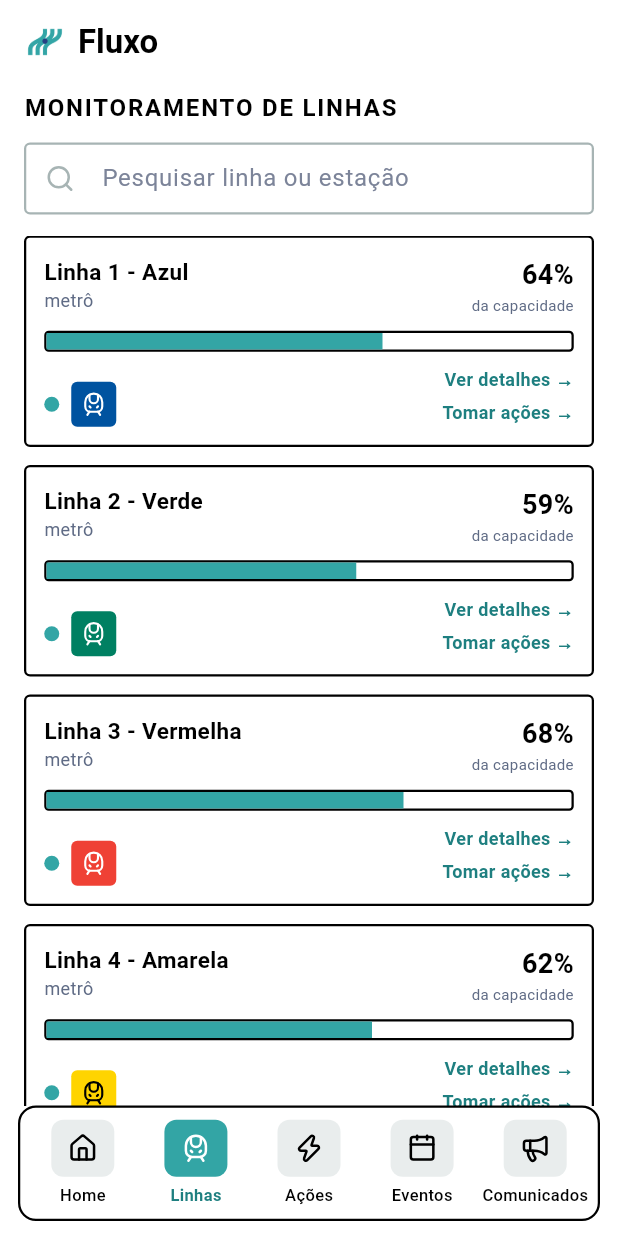
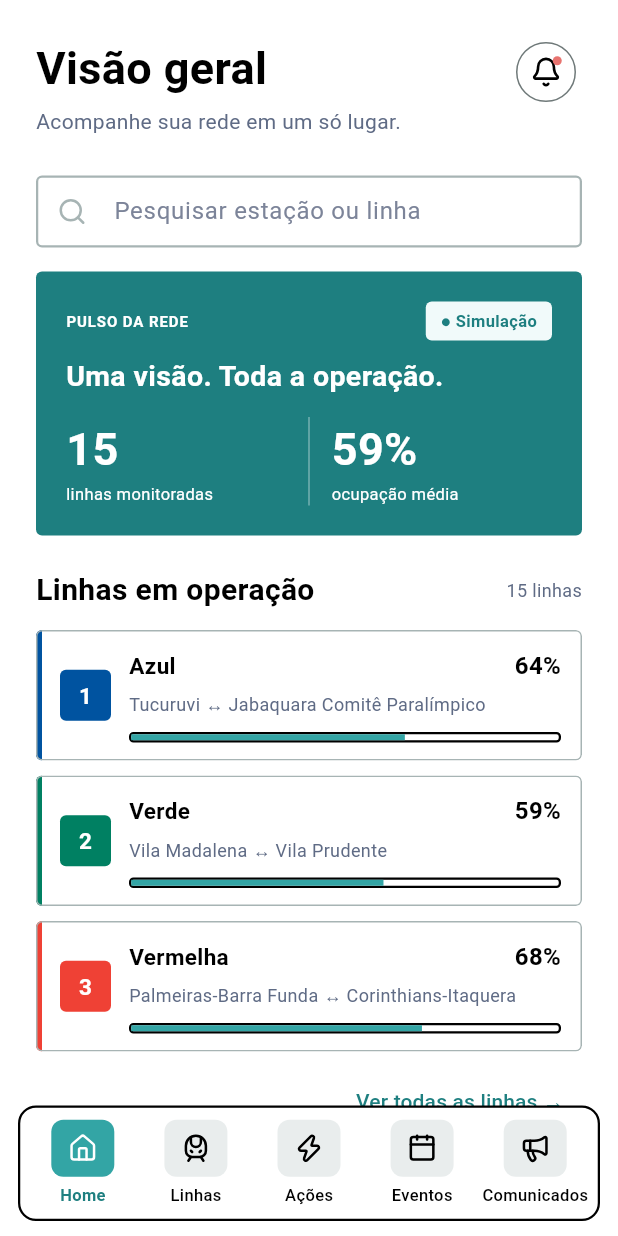
Before and after one commit to pgmoraesdev/FLUXO_GLOBAL_SOLUTION_2026_2, a Flutter app: the screen it shows after launch, on a phone screen of 412 x 824 dp. Run offline on Flutter 3.47's test engine with Material 3 defaults, Android fonts, the phone set to English and light mode, and no system bars; our stand-ins replace lucide_flutter, material_ui.

Commit message:
feat: adiciona home com resumo da rede e atalhos integrados

```diff
--- a/lib/main.dart
+++ b/lib/main.dart
@@ -1,5 +1,6 @@
 import 'package:material_ui/material_ui.dart';
-import 'screens/lines_screen.dart';
+
+import 'screens/home_screen.dart';
 
 void main() {
   runApp(const MyApp());
@@ -8,116 +9,14 @@ void main() {
 class MyApp extends StatelessWidget {
   const MyApp({super.key});
 
-  // This widget is the root of your application.
   @override
   Widget build(BuildContext context) {
     return MaterialApp(
       title: 'Fluxo',
       theme: ThemeData(
-        // This is the theme of your application.
-        //
-        // TRY THIS: Try running your application with "flutter run". You'll see
-        // the application has a purple toolbar. Then, without quitting the app,
-        // try changing the seedColor in the colorScheme below to Colors.green
-        // and then invoke "hot reload" (save your changes or press the "hot
-        // reload" button in a Flutter-supported IDE, or press "r" if you used
-        // the command line to start the app).
-        //
-        // Notice that the counter didn't reset back to zero; the application
-        // state is not lost during the reload. To reset the state, use hot
-        // restart instead.
-        //
-        // This works for code too, not just values: Most code changes can be
-        // tested with just a hot reload.
-        colorScheme: ColorScheme.fromSeed(seedColor: Colors.deepPurple),
+        colorScheme: ColorScheme.fromSeed(seedColor: const Color(0xFF33A5A5)),
       ),
-      home: const LinesScreen(),
+      home: const HomeScreen(),
     );
   }
 }
-
-class MyHomePage extends StatefulWidget {
-  const MyHomePage({super.key, required this.title});
-
-  // This widget is the home page of your application. It is stateful, meaning
-  // that it has a State object (defined below) that contains fields that affect
-  // how it looks.
-
-  // This class is the configuration for the state. It holds the values (in this
-  // case the title) provided by the parent (in this case the App widget) and
-  // used by the build method of the State. Fields in a Widget subclass are
-  // always marked "final".
-
-  final String title;
-
-  @override
-  State<MyHomePage> createState() => _MyHomePageState();
-}
-
-class _MyHomePageState extends State<MyHomePage> {
-  int _counter = 0;
-
-  void _incrementCounter() {
-    setState(() {
-      // This call to setState tells the Flutter framework that something has
-      // changed in this State, which causes it to rerun the build method below
-      // so that the display can reflect the updated values. If we changed
-      // _counter without calling setState(), then the build method would not be
-      // called again, and so nothing would appear to happen.
-      _counter++;
-    });
-  }
-
-  @override
-  Widget build(BuildContext context) {
-    // This method is rerun every time setState is called, for instance as done
-    // by the _incrementCounter method above.
-    //
-    // The Flutter framework has been optimized to make rerunning build methods
-    // fast, so that you can just rebuild anything that needs updating rather
-    // than having to individually change instances of widgets.
-    return Scaffold(
-      appBar: AppBar(
-        // TRY THIS: Try changing the color here to a specific color (to
-        // Colors.amber, perhaps?) and trigger a hot reload to see the AppBar
-        // change color while the other colors stay the same.
-        backgroundColor: Theme.of(context).colorScheme.inversePrimary,
-        // Here we take the value from the MyHomePage object that was created by
-        // the App.build method, and use it to set our appbar title.
-        title: Text(widget.title),
-      ),
-      body: Center(
-        // Center is a layout widget. It takes a single child and positions it
-        // in the middle of the parent.
-        child: Column(
-          // Column is also a layout widget. It takes a list of children and
-          // arranges them vertically. By default, it sizes itself to fit its
-          // children horizontally, and tries to be as tall as its parent.
-          //
-          // Column has various properties to control how it sizes itself and
-          // how it positions its children. Here we use mainAxisAlignment to
-          // center the children vertically; the main axis here is the vertical
-          // axis because Columns are vertical (the cross axis would be
-          // horizontal).
-          //
-          // TRY THIS: Invoke "debug painting" (choose the "Toggle Debug Paint"
-          // action in the IDE, or press "p" in the console), to see the
-          // wireframe for each widget.
-          mainAxisAlignment: MainAxisAlignment.center,
-          children: [
-            const Text('You have pushed the button this many times:'),
-            Text(
-              '$_counter',
-              style: Theme.of(context).textTheme.headlineMedium,
-            ),
-          ],
-        ),
-      ),
-      floatingActionButton: FloatingActionButton(
-        onPressed: _incrementCounter,
-        tooltip: 'Increment',
-        child: const Icon(Icons.add),
-      ),
-    );
-  }
-}
--- /dev/null
+++ b/lib/screens/home_screen.dart
@@ -0,0 +1,397 @@
+import 'package:material_ui/material_ui.dart';
+import 'package:lucide_flutter/lucide_flutter.dart';
+
+import '../data/events_data.dart';
+import 'lines_screen.dart';
+import 'line_detail_screen.dart';
+import 'notices_screen.dart';
+
+class HomeScreen extends StatefulWidget {
+  const HomeScreen({super.key});
+
+  @override
+  State<HomeScreen> createState() => _HomeScreenState();
+}
+
+class _HomeScreenState extends State<HomeScreen> {
+  String query = '';
+
+  @override
+  Widget build(BuildContext context) {
+    final search = query.trim().toLowerCase();
+    final matches = metroLines
+        .where(
+          (line) =>
+              line.name.toLowerCase().contains(search) ||
+              line.stations.any(
+                (station) => station.name.toLowerCase().contains(search),
+              ),
+        )
+        .toList();
+    final visible = search.isEmpty ? matches.take(3).toList() : matches;
+    final stations = metroLines.expand((line) => line.stations).toList();
+    final average = stations.isEmpty
+        ? 0
+        : (stations.fold<int>(0, (sum, station) => sum + station.occupancy) /
+                  stations.length)
+              .round();
+    final today = DateUtils.dateOnly(DateTime.now());
+    final events =
+        upcomingEvents.where((event) => !event.date.isBefore(today)).toList()
+          ..sort((a, b) => a.date.compareTo(b.date));
+
+    return Scaffold(
+      backgroundColor: Colors.white,
+      body: SafeArea(
+        bottom: false,
+        child: Center(
+          child: ConstrainedBox(
+            constraints: const BoxConstraints(maxWidth: 640),
+            child: ListView(
+              padding: const EdgeInsets.fromLTRB(24, 24, 24, 24),
+              keyboardDismissBehavior: ScrollViewKeyboardDismissBehavior.onDrag,
+              children: [
+                Row(
+                  crossAxisAlignment: CrossAxisAlignment.start,
+                  children: [
+                    const Expanded(
+                      child: Column(
+                        crossAxisAlignment: CrossAxisAlignment.start,
+                        children: [
+                          Text(
+                            'Visão geral',
+                            style: TextStyle(
+                              color: black,
+                              fontSize: 30,
+                              fontWeight: FontWeight.bold,
+                            ),
+                          ),
+                          SizedBox(height: 4),
+                          Text(
+                            'Acompanhe sua rede em um só lugar.',
+                            style: TextStyle(color: muted, fontSize: 14),
+                          ),
+                        ],
+                      ),
+                    ),
+                    const SizedBox(width: 8),
+                    IconButton.outlined(
+                      tooltip: 'Ver comunicados',
+                      onPressed: () => Navigator.push(
+                        context,
+                        MaterialPageRoute(
+                          builder: (_) => const NoticesScreen(),
+                        ),
+                      ),
+                      icon: Badge(
+                        isLabelVisible: notices.isNotEmpty,
+                        backgroundColor: danger,
+                        child: const Icon(
+                          LucideIcons.bell,
+                          color: black,
+                          size: 21,
+                        ),
+                      ),
+                    ),
+                  ],
+                ),
+                const SizedBox(height: 26),
+                TextField(
+                  onChanged: (value) => setState(() => query = value),
+                  decoration: searchDecoration('Pesquisar estação ou linha'),
+                ),
+                const SizedBox(height: 16),
+                _NetworkPulse(lineCount: metroLines.length, average: average),
+                const SizedBox(height: 22),
+                Row(
+                  children: [
+                    Expanded(
+                      child: Text(
+                        search.isEmpty
+                            ? 'Linhas em operação'
+                            : 'Resultados da busca',
+                        style: const TextStyle(
+                          color: black,
+                          fontSize: 20,
+                          fontWeight: FontWeight.bold,
+                        ),
+                      ),
+                    ),
+                    const SizedBox(width: 8),
+                    Text(
+                      '${matches.length} linhas',
+                      style: const TextStyle(color: muted, fontSize: 12),
+                    ),
+                  ],
+                ),
+                const SizedBox(height: 12),
+                if (visible.isEmpty)
+                  const Padding(
+                    padding: EdgeInsets.symmetric(vertical: 24),
+                    child: Text(
+                      'Nenhuma linha ou estação encontrada.',
+                      style: TextStyle(color: muted),
+                    ),
+                  ),
+                for (final line in visible) ...[
+                  _HomeLineCard(line: line, stationQuery: query.trim()),
+                  const SizedBox(height: 10),
+                ],
+                if (search.isEmpty) ...[
+                  Align(
+                    alignment: Alignment.centerRight,
+                    child: TextButton(
+                      onPressed: () => goToTab(context, 1),
+                      child: const Text(
+                        'Ver todas as linhas →',
+                        style: TextStyle(color: tealDark),
+                      ),
+                    ),
+                  ),
+                  const SizedBox(height: 4),
+                  if (events.isNotEmpty) _DemandAlert(event: events.first),
+                ],
+              ],
+            ),
+          ),
+        ),
+      ),
+      bottomNavigationBar: fluxoNavBar(0, (index) {
+        if (index != 0) goToTab(context, index);
+      }),
+    );
+  }
+}
+
+class _NetworkPulse extends StatelessWidget {
+  const _NetworkPulse({required this.lineCount, required this.average});
+  final int lineCount;
+  final int average;
+
+  @override
+  Widget build(BuildContext context) {
+    return Container(
+      padding: const EdgeInsets.all(20),
+      decoration: BoxDecoration(
+        color: tealDark,
+        borderRadius: BorderRadius.circular(radius),
+      ),
+      child: Column(
+        crossAxisAlignment: CrossAxisAlignment.start,
+        children: [
+          Row(
+            mainAxisAlignment: MainAxisAlignment.spaceBetween,
+            children: [
+              const Text(
+                'PULSO DA REDE',
+                style: TextStyle(
+                  color: Colors.white,
+                  fontSize: 10,
+                  fontWeight: FontWeight.w600,
+                  letterSpacing: .6,
+                ),
+              ),
+              Container(
+                padding: const EdgeInsets.symmetric(
+                  horizontal: 10,
+                  vertical: 5,
+                ),
+                decoration: BoxDecoration(
+                  color: softTeal,
+                  borderRadius: BorderRadius.circular(radius),
+                ),
+                child: const Text(
+                  '● Simulação',
+                  style: TextStyle(
+                    color: tealDark,
+                    fontSize: 11,
+                    fontWeight: FontWeight.w600,
+                  ),
+                ),
+              ),
+            ],
+          ),
+          const SizedBox(height: 10),
+          const Text(
+            'Uma visão. Toda a operação.',
+            style: TextStyle(
+              color: Colors.white,
+              fontSize: 19,
+              fontWeight: FontWeight.w600,
+            ),
+          ),
+          const SizedBox(height: 14),
+          IntrinsicHeight(
+            child: Row(
+              children: [
+                Expanded(child: _metric('$lineCount', 'linhas monitoradas')),
+                const VerticalDivider(color: Colors.white38, width: 30),
+                Expanded(child: _metric('$average%', 'ocupação média')),
+              ],
+            ),
+          ),
+        ],
+      ),
+    );
+  }
+
+  Widget _metric(String value, String label) => Column(
+    crossAxisAlignment: CrossAxisAlignment.start,
+    children: [
+      Text(
+        value,
+        style: const TextStyle(
+          color: Colors.white,
+          fontSize: 30,
+          fontWeight: FontWeight.bold,
+        ),
+      ),
+      Text(label, style: const TextStyle(color: Colors.white, fontSize: 11)),
+    ],
+  );
+}
+
+class _HomeLineCard extends StatelessWidget {
+  const _HomeLineCard({required this.line, required this.stationQuery});
+  final MetroLine line;
+  final String stationQuery;
+
+  @override
+  Widget build(BuildContext context) {
+    final matchesStation =
+        stationQuery.isNotEmpty &&
+        line.stations.any(
+          (station) =>
+              station.name.toLowerCase().contains(stationQuery.toLowerCase()),
+        );
+    return Material(
+      color: Colors.white,
+      shape: RoundedRectangleBorder(
+        borderRadius: BorderRadius.circular(radius),
+        side: const BorderSide(color: greyBorder),
+      ),
+      clipBehavior: Clip.antiAlias,
+      child: InkWell(
+        onTap: () => Navigator.push(
+          context,
+          MaterialPageRoute(
+            builder: (_) => LineDetailScreen(
+              line: line,
+              initialQuery: matchesStation ? stationQuery : '',
+            ),
+          ),
+        ),
+        child: IntrinsicHeight(
+          child: Row(
+            children: [
+              Container(width: 4, color: line.color),
+              const SizedBox(width: 12),
+              Container(
+                width: 34,
+                height: 34,
+                alignment: Alignment.center,
+                decoration: BoxDecoration(
+                  color: line.color,
+                  borderRadius: BorderRadius.circular(radius),
+                ),
+                child: Text(
+                  '${line.number}',
+                  style: TextStyle(
+                    color: line.onColor,
+                    fontWeight: FontWeight.bold,
+                    fontSize: 15,
+                  ),
+                ),
+              ),
+              const SizedBox(width: 12),
+              Expanded(
+                child: Padding(
+                  padding: const EdgeInsets.fromLTRB(0, 12, 14, 12),
+                  child: Column(
+                    crossAxisAlignment: CrossAxisAlignment.start,
+                    children: [
+                      Row(
+                        children: [
+                          Expanded(
+                            child: Text(
+                              line.colorName,
+                              style: const TextStyle(
+                                color: black,
+                                fontWeight: FontWeight.w600,
+                                fontSize: 15,
+                              ),
+                            ),
+                          ),
+                          Text(
+                            '${line.occupancy}%',
+                            style: const TextStyle(
+                              color: black,
+                              fontWeight: FontWeight.bold,
+                              fontSize: 16,
+                            ),
+                          ),
+                        ],
+                      ),
+                      const SizedBox(height: 6),
+                      Text(
+                        line.stations.isEmpty
+                            ? 'Sem estações cadastradas'
+                            : '${line.stations.first.name} ↔ ${line.stations.last.name}',
+                        maxLines: 1,
+                        overflow: TextOverflow.ellipsis,
+                        style: const TextStyle(color: muted, fontSize: 12),
+                      ),
+                      const SizedBox(height: 9),
+                      OccupancyBar(percent: line.occupancy, height: 7),
+                    ],
+                  ),
+                ),
+              ),
+            ],
+          ),
+        ),
+      ),
+    );
+  }
+}
+
+class _DemandAlert extends StatelessWidget {
+  const _DemandAlert({required this.event});
+  final EventItem event;
+
+  @override
+  Widget build(BuildContext context) => Material(
+    color: const Color(0xFFFFF3D6),
+    borderRadius: BorderRadius.circular(radius),
+    child: InkWell(
+      borderRadius: BorderRadius.circular(radius),
+      onTap: () => goToTab(context, 3),
+      child: Padding(
+        padding: const EdgeInsets.all(16),
+        child: Column(
+          crossAxisAlignment: CrossAxisAlignment.start,
+          children: [
+            const Text(
+              'Atenção à demanda',
+              style: TextStyle(
+                color: Color(0xFF795410),
+                fontSize: 14,
+                fontWeight: FontWeight.w600,
+              ),
+            ),
+            const SizedBox(height: 5),
+            Text(
+              '${event.title} · ${event.when}',
+              style: const TextStyle(color: Color(0xFF795410), fontSize: 12),
+            ),
+            const SizedBox(height: 4),
+            Text(
+              '${event.warning} · Linhas ${event.lines.join(', ')}. Ver evento →',
+              style: const TextStyle(color: Color(0xFF795410), fontSize: 12),
+            ),
+          ],
+        ),
+      ),
+    ),
+  );
+}
--- a/lib/screens/line_detail_screen.dart
+++ b/lib/screens/line_detail_screen.dart
@@ -1,15 +1,17 @@
-
 import 'package:material_ui/material_ui.dart';
 import 'package:lucide_flutter/lucide_flutter.dart';
+
 import 'lines_screen.dart';
 
 // Tela com os detalhes de uma linha e suas estações.
 class LineDetailScreen extends StatefulWidget {
   final MetroLine line;
+  final String initialQuery;
 
   const LineDetailScreen({
     super.key,
     required this.line,
+    this.initialQuery = '',
   });
 
   @override
@@ -18,7 +20,16 @@ class LineDetailScreen extends StatefulWidget {
 
 class _LineDetailScreenState extends State<LineDetailScreen> {
   // Guarda o texto digitado na busca.
-  String query = '';
+  late String query = widget.initialQuery;
+  late final TextEditingController searchController = TextEditingController(
+    text: widget.initialQuery,
+  );
+
+  @override
+  void dispose() {
+    searchController.dispose();
+    super.dispose();
+  }
 
   @override
   Widget build(BuildContext context) {
@@ -75,10 +86,7 @@ class _LineDetailScreenState extends State<LineDetailScreen> {
                   ),
                 ),
                 const SizedBox(width: 8),
-                const Text(
-                  'operação normal',
-                  style: TextStyle(color: black),
-                ),
+                const Text('operação normal', style: TextStyle(color: black)),
               ],
             ),
             const SizedBox(height: 4),
@@ -89,21 +97,16 @@ class _LineDetailScreenState extends State<LineDetailScreen> {
             const SizedBox(height: 10),
 
             // Exibe a estação com maior ocupação.
-            const Text(
-              'Estação mais lotada:',
-              style: TextStyle(color: black),
-            ),
+            const Text('Estação mais lotada:', style: TextStyle(color: black)),
             Text(
               '${line.busiest.name} ${line.busiest.occupancy}%',
-              style: const TextStyle(
-                color: black,
-                fontWeight: FontWeight.bold,
-              ),
+              style: const TextStyle(color: black, fontWeight: FontWeight.bold),
             ),
             const SizedBox(height: 14),
 
             // Campo para pesquisar uma estação pelo nome.
             TextField(
+              controller: searchController,
               onChanged: (value) => setState(() => query = value),
               decoration: searchDecoration('Pesquisar estações'),
             ),
@@ -122,9 +125,7 @@ class _LineDetailScreenState extends State<LineDetailScreen> {
             // Faixa colorida da linha ao lado da lista de estações.
             Expanded(
               child: stations.isEmpty
-                  ? const Center(
-                      child: Text('Nenhuma estação encontrada'),
-                    )
+                  ? const Center(child: Text('Nenhuma estação encontrada'))
                   : Row(
                       crossAxisAlignment: CrossAxisAlignment.stretch,
                       children: [
@@ -155,10 +156,7 @@ class _LineDetailScreenState extends State<LineDetailScreen> {
           ],
         ),
       ),
-      bottomNavigationBar: fluxoNavBar(
-        1,
-        (index) => goToTab(context, index),
-      ),
+      bottomNavigationBar: fluxoNavBar(1, (index) => goToTab(context, index)),
     );
   }
 }
@@ -216,26 +214,17 @@ class _StationCardState extends State<_StationCard> {
                     ),
                     Text(
                       widget.lineType,
-                      style: const TextStyle(
-                        color: muted,
-                        fontSize: 11,
-                      ),
+                      style: const TextStyle(color: muted, fontSize: 11),
                     ),
                   ],
                 ),
               ),
               const SizedBox(width: 8),
-              OccupancyLabel(
-                percent: station.occupancy,
-                size: 15,
-              ),
+              OccupancyLabel(percent: station.occupancy, size: 15),
             ],
           ),
           const SizedBox(height: 8),
-          OccupancyBar(
-            percent: station.occupancy,
-            height: 12,
-          ),
+          OccupancyBar(percent: station.occupancy, height: 12),
           const SizedBox(height: 8),
 
           // Informações extras aparecem quando o card é expandido.
@@ -294,10 +283,7 @@ class _StationCardState extends State<_StationCard> {
       child: Row(
         mainAxisSize: MainAxisSize.min,
         children: [
-          Text(
-            text,
-            style: const TextStyle(color: muted, fontSize: 11),
-          ),
+          Text(text, style: const TextStyle(color: muted, fontSize: 11)),
           const SizedBox(width: 2),
           Icon(icon, size: 14, color: muted),
         ],
--- a/lib/screens/lines_screen.dart
+++ b/lib/screens/lines_screen.dart
@@ -1,3 +1,4 @@
+import 'home_screen.dart';
 import '../data/metro_data.dart';
 export '../data/metro_data.dart';
 
@@ -159,15 +160,13 @@ Widget fluxoNavBar(int index, ValueChanged<int> onTap) {
 }
 
 // Abre a tela correspondente à aba selecionada.
-// As telas Home e Ações PAULO ADICIONA DEPOIS
 void goToTab(BuildContext context, int index) {
   late final Widget page;
 
   switch (index) {
-    //case 0:
-    // page = const HomeScreen();, NAO SEI SE TA CERTO ISSO RS
-    // break;
-    //home aqui
+    case 0:
+      page = const HomeScreen();
+      break;
 
     case 1:
       page = const LinesScreen();
```
